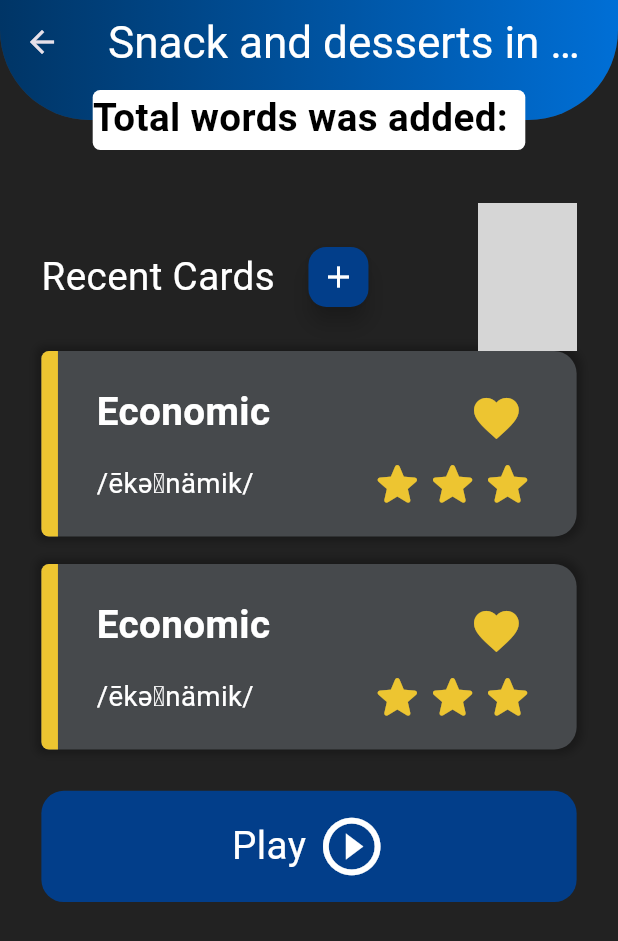
After one commit to Amrakk/Vocabinary, a Flutter app: the InsideTopicView screen opened directly, on a phone screen of 412 x 824 dp. The commit adds this screen. Shown: the top 941 px of the screen. Run offline on Flutter 3.47's test engine with Material 3 defaults, Android fonts, the phone set to English and light mode, and no system bars; our stand-ins replace animated_bottom_navigation_bar, cloud_firestore, firebase_core, fl_chart, flutter_dotenv, google_fonts and 3 more; missing offline and left inert: dart:html; accounts and stored records are empty; network calls fail; grey boxes are pictures that could not be loaded.

Commit message:
feat: add new screen Topic View

```diff
--- a/lib/main.dart
+++ b/lib/main.dart
@@ -1,5 +1,6 @@
 import 'package:flutter/material.dart';
 import 'package:flutter/services.dart';
+import 'package:vocabinary/views/explore/inside_topic_view.dart';
 import 'package:vocabinary/views/my_app.dart';
 import 'package:vocabinary/helpers/dependencies.dart';
 
--- /dev/null
+++ b/lib/utils/app_colors.dart
@@ -0,0 +1,25 @@
+import 'package:flutter/material.dart';
+
+class AppColorsThemeData extends ThemeExtension<AppColorsThemeData> {
+    // Specifies colors you want to use that are not in the ThemeData property (app_themes)
+  const AppColorsThemeData({required this.containerColor,});
+  final Color containerColor;
+  @override
+  ThemeExtension<AppColorsThemeData> copyWith() {
+    return AppColorsThemeData(
+        containerColor: containerColor,
+    );
+  }
+
+  @override
+  ThemeExtension<AppColorsThemeData> lerp(covariant ThemeExtension<AppColorsThemeData>? other, double t) {
+    if (other is! AppColorsThemeData) {
+      return this;
+    }
+    return AppColorsThemeData(
+      containerColor: Color.lerp(containerColor, other.containerColor, t)!,
+    );
+
+  }
+
+}
--- a/lib/utils/app_themes.dart
+++ b/lib/utils/app_themes.dart
@@ -1,10 +1,17 @@
 import 'package:flutter/material.dart';
+import 'package:vocabinary/utils/app_colors.dart';
+import 'package:vocabinary/utils/colors.dart';
 
 class AppThemes {
   static ThemeData darkTheme() {
     return ThemeData.dark().copyWith(
+      extensions: [
+        const AppColorsThemeData(
+          containerColor: Color(0xFF46494C),
+        ),
+      ],
       primaryColor: Colors.black,
-      scaffoldBackgroundColor: const Color(0xFF343A40),
+      scaffoldBackgroundColor: const Color(0xFF222222),
       appBarTheme: const AppBarTheme().copyWith(
         backgroundColor: const Color(0xFF343A40),
       ),
--- /dev/null
+++ b/lib/views/explore/inside_topic_view.dart
@@ -0,0 +1,144 @@
+import 'dart:html';
+
+import 'package:flutter/cupertino.dart';
+import 'package:flutter/material.dart';
+import 'package:flutter/painting.dart';
+import 'package:flutter/widgets.dart';
+import 'package:vocabinary/utils/app_colors.dart';
+import 'package:vocabinary/utils/dimensions.dart';
+
+import '../../utils/app_themes.dart';
+import '../../widgets/explore/inside_topic/Item_vocab.dart';
+
+class InsideTopicView extends StatefulWidget {
+  const InsideTopicView({super.key});
+
+  @override
+  State<InsideTopicView> createState() => _InsideTopicViewState();
+}
+
+class _InsideTopicViewState extends State<InsideTopicView> {
+  @override
+  Widget build(BuildContext context) {
+    return Scaffold(
+      appBar: myAppBar(context),
+      body: Padding(
+        padding: EdgeInsets.all(Dimensions.padding30(context)),
+        child: Column(
+          crossAxisAlignment: CrossAxisAlignment.start,
+          children: [
+             SizedBox(height: Dimensions.height30(context)),
+            Row(
+              mainAxisAlignment: MainAxisAlignment.spaceBetween,
+              children: [
+              Row(
+                children: [
+                  Text('Recent Cards',
+                      style: TextStyle(
+                          color: Colors.white,
+                          fontSize: Dimensions.fontSize(context, 28))),
+                  SizedBox(width: Dimensions.width20(context)),
+                  FloatingActionButton.small(
+                    onPressed: () {
+                    },
+                    backgroundColor: const Color(0xFF023E8A),
+                    foregroundColor: Colors.white,
+                    child: const Icon(Icons.add),
+                  ),
+                ],
+              ),
+                Image.network("https://i.ibb.co/FD3Prty/man-business-coach.png",
+                  height: Dimensions.heightRatio(context, 12),
+                  width: Dimensions.widthRatio(context, 16),
+                )
+              ],
+            ),
+            const ItemVocab(),
+            SizedBox(height: Dimensions.height20(context)),
+            const ItemVocab(),
+            SizedBox(height: Dimensions.height30(context)),
+            InkWell(
+              onTap: () {
+                // Todo: Play button
+              },
+              borderRadius: BorderRadius.circular(15),
+              child: Ink(
+                decoration: const BoxDecoration(
+                  borderRadius: BorderRadius.all(Radius.circular(15)),
+                  color: Color(0xFF023E8A),
+                ),
+                child: SizedBox(
+                  height: Dimensions.heightRatio(context, 9),
+                  width: double.infinity,
+                  child: Row(
+                    mainAxisAlignment: MainAxisAlignment.center,
+                    children: [
+                      Text('Play', style: TextStyle(color: Colors.white, fontSize: Dimensions.fontSize(context, 28))),
+                      SizedBox(width: Dimensions.width(context, 8)),
+                      Icon(Icons.play_circle_outline_outlined, color: Colors.white, size: Dimensions.iconSize(context, 50)),
+                    ],
+                  ),
+                ),
+              ),
+            )
+          ],
+        ),
+      ),
+    );
+  }
+
+
+
+
+
+  PreferredSize myAppBar(BuildContext context) {
+    return PreferredSize(
+      preferredSize: const Size.fromHeight(80),
+      child: Stack(clipBehavior: Clip.none, children: [
+        ClipRRect(
+          borderRadius: const BorderRadius.only(
+            bottomLeft: Radius.circular(60),
+            bottomRight: Radius.circular(60),
+          ),
+          child: AppBar(
+            title: Text('Snack and desserts in Britain',
+                style: TextStyle(
+                    color: Colors.white,
+                    fontSize: Dimensions.fontSize(context, 32))),
+            centerTitle: true,
+            flexibleSpace: Container(
+              decoration: const BoxDecoration(
+                gradient: LinearGradient(
+                  colors: [
+                    Color(0xFF003566),
+                    Color(0xFF006FD6),
+                  ],
+                ),
+              ),
+            ),
+          ),
+        ),
+        Positioned(
+          bottom: -20,
+          left: MediaQuery.of(context).size.width / 2 -
+              Dimensions.widthRatio(context, 70) / 2,
+          child: Container(
+            height: 40,
+            width: Dimensions.widthRatio(context, 70),
+            decoration: BoxDecoration(
+              borderRadius: BorderRadius.circular(5),
+              color: Colors.white,
+            ),
+            child: Center(
+              child: Text('Total words was added: 12',
+                  style: TextStyle(
+                      color: Colors.black,
+                      fontWeight: FontWeight.bold,
+                      fontSize: Dimensions.fontSize(context, 28))),
+            ),
+          ),
+        ),
+      ]),
+    );
+  }
+}
--- a/lib/views/my_app.dart
+++ b/lib/views/my_app.dart
@@ -5,7 +5,7 @@ import 'package:vocabinary/utils/app_themes.dart';
 import 'package:vocabinary/widgets/my_app_bar.dart';
 import 'package:vocabinary/viewmodels/theme_view_model.dart';
 import 'package:vocabinary/data/caches/audio_cache_manager.dart';
-import 'package:vocabinary/viewmodels/learning/flashcard_view_model.dart';
+// import 'package:vocabinary/viewmodels/learning/flashcard_view_model.dart';
 import 'package:animated_bottom_navigation_bar/animated_bottom_navigation_bar.dart';
 
 class MyApp extends StatefulWidget {
@@ -21,7 +21,7 @@ class _MyAppState extends State<MyApp> {
     return MultiProvider(
       providers: [
         ChangeNotifierProvider(create: (context) => ThemeViewModel()),
-        ChangeNotifierProvider(create: (context) => FlashcardViewModel()),
+        // ChangeNotifierProvider(create: (context) => FlashcardViewModel()),
       ],
       child: Consumer<ThemeViewModel>(
         builder: (_, themeViewModel, __) => MaterialApp(
--- /dev/null
+++ b/lib/widgets/explore/inside_topic/Item_vocab.dart
@@ -0,0 +1,92 @@
+import 'package:flutter/material.dart';
+
+import '../../../utils/app_colors.dart';
+import '../../../utils/dimensions.dart';
+import '../../global/level_bar_star.dart';
+
+class ItemVocab extends StatefulWidget {
+  const ItemVocab({super.key});
+
+  @override
+  State<ItemVocab> createState() => _ItemVocabState();
+}
+
+class _ItemVocabState extends State<ItemVocab> {
+  @override
+  Widget build(BuildContext context) {
+    final AppColorsThemeData appColors = Theme.of(context).extension<AppColorsThemeData>()!;
+    return  Stack(
+        children: [
+          Container(
+            height: Dimensions.heightRatio(context, 15),
+            width: double.infinity,
+            decoration:  BoxDecoration(
+              borderRadius: const BorderRadius.only(
+                bottomRight: Radius.circular(15),
+                topRight: Radius.circular(15),
+                bottomLeft: Radius.circular(5),
+                topLeft: Radius.circular(5),
+              ),
+              color: appColors.containerColor,
+              boxShadow: const [
+                BoxShadow(
+                  color: Colors.black26,
+                  blurRadius: 4,
+                  spreadRadius: 3,
+                ),
+              ],
+            ),
+            child: Padding(
+                padding: EdgeInsets.only(left: Dimensions.padding(context, 40), right: Dimensions.padding30(context), top: Dimensions.padding20(context), bottom: Dimensions.padding20(context)),
+                child:  Row(
+                  mainAxisAlignment: MainAxisAlignment.spaceBetween,
+                  children: [
+                    Column(
+                      crossAxisAlignment: CrossAxisAlignment.start,
+                      mainAxisAlignment: MainAxisAlignment.spaceEvenly,
+                      children: [
+                        Text("Economic",
+                            style: TextStyle(
+                                color: Colors.white,
+                                fontWeight: FontWeight.bold,
+                                fontSize: Dimensions.fontSize(context, 28)
+                            )),
+                        SizedBox(height: Dimensions.height10(context)),
+                        Text("/ēkəˈnämik/", style: TextStyle(
+                            color: Colors.white,
+                            fontSize: Dimensions.fontSize(context, 20)
+                        )),
+                      ],
+                    ),
+                    Column(
+                      mainAxisAlignment: MainAxisAlignment.spaceEvenly,
+                      crossAxisAlignment: CrossAxisAlignment.end,
+                      children: [
+                        IconButton(onPressed: () {
+                          // Todo: Favorite button
+                        },
+                            icon: Icon(Icons.favorite, color: const Color(0xFFEDC531), size: Dimensions.iconSize(context, 39)),
+                        ),
+                        LevelStarBar(level: 3),
+                      ],
+                    )
+                  ],
+                )
+
+            ),
+          ),
+          Container(
+            height: Dimensions.heightRatio(context, 15),
+            width: Dimensions.width12(context),
+            decoration:  const BoxDecoration(
+              borderRadius: BorderRadius.only(
+                bottomLeft: Radius.circular(5),
+                topLeft: Radius.circular(5),
+              ),
+              color: Color(0xFFEDC531),
+            ),
+          )
+        ]
+    );
+  }
+}
--- /dev/null
+++ b/lib/widgets/global/level_bar_star.dart
@@ -0,0 +1,29 @@
+import 'package:flutter/material.dart';
+
+import '../../utils/dimensions.dart';
+
+class LevelStarBar extends StatefulWidget {
+  LevelStarBar({required this.level, super.key});
+
+  int level;
+
+  @override
+  State<LevelStarBar> createState() {
+    return LevelStarBarState();
+  }
+}
+
+class LevelStarBarState extends State<LevelStarBar> {
+  @override
+  Widget build(BuildContext context) {
+    return Row(
+      children: List.generate(3, (index) {
+        return Icon(
+          index + 1 <= widget.level ? Icons.star_rounded : Icons.star_border_rounded,
+          color: const Color(0xFFEDC531),
+          size: Dimensions.iconSize(context, 40),
+        );
+      }),
+    );
+  }
+}
```
